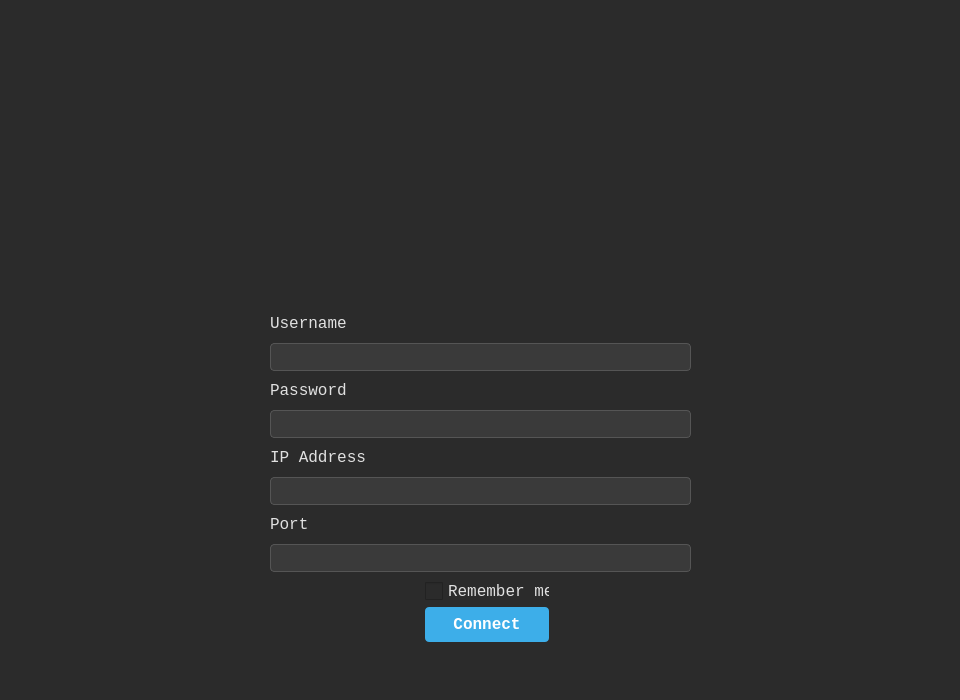
Before: the Qt Designer form mainwindow.ui in Xeressa7/so_drive, drawn with Qt 5.
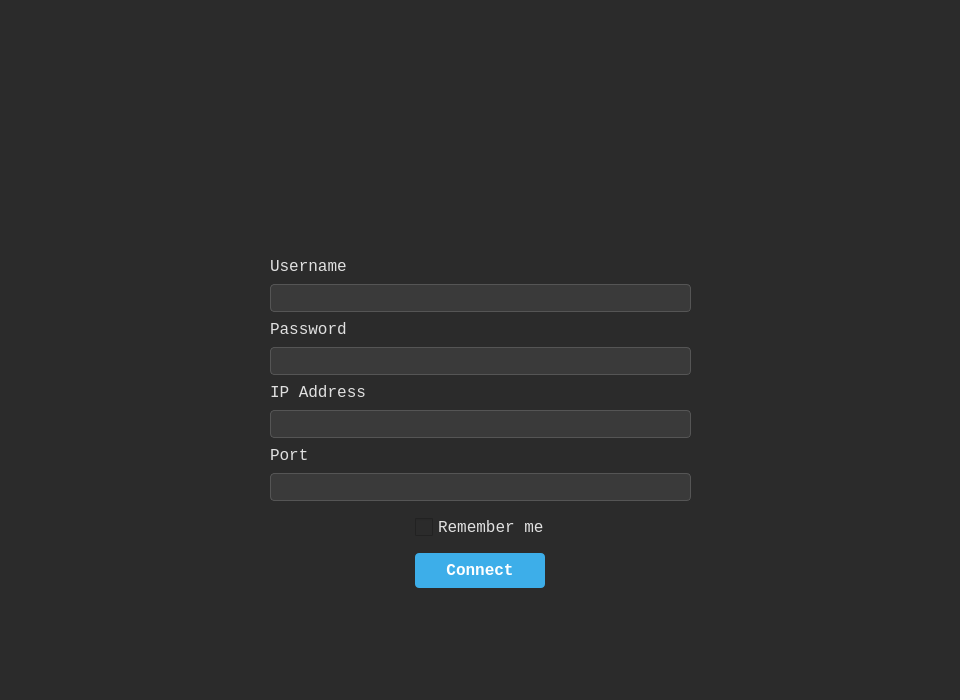
After: the same form once the commit is applied. Icons and pictures are not drawn.

Commit message:
Fix responsive layout: replace absolute positioning with Qt layouts
mainwindow.ui and filewindow.ui had all widgets at fixed x/y coordinates
with no top-level layout on the container, causing widgets to stay frozen
when the window was resized. Changed to:
- centralwidget: QVBoxLayout with vertical spacers and centered columns
- FileWindow: QVBoxLayout (toolbar + content) / QHBoxLayout (left + right panels)
- Left panel: fixed-width file list that fills height
- Right panel: expanding tab editor + save button

The edit to the form file:
```diff
--- a/mainwindow.ui
+++ b/mainwindow.ui
@@ -10,6 +10,12 @@
     <height>700</height>
    </rect>
   </property>
+  <property name="minimumSize">
+   <size>
+    <width>500</width>
+    <height>600</height>
+   </size>
+  </property>
   <property name="windowTitle">
    <string>SO Drive Client Login</string>
   </property>
@@ -57,35 +63,73 @@
 }</string>
   </property>
   <widget class="QWidget" name="centralwidget">
+   <layout class="QVBoxLayout" name="mainLayout">
+    <property name="spacing">
+     <number>16</number>
+    </property>
+    <property name="leftMargin">
+     <number>20</number>
+    </property>
+    <property name="topMargin">
+     <number>20</number>
+    </property>
+    <property name="rightMargin">
+     <number>20</number>
+    </property>
+    <property name="bottomMargin">
+     <number>20</number>
+    </property>
+    <item>
+     <spacer name="topSpacer">
+      <property name="orientation"><enum>Qt::Vertical</enum></property>
+      <property name="sizeType"><enum>QSizePolicy::Expanding</enum></property>
+      <property name="sizeHint" stdset="0"><size><width>20</width><height>20</height></size></property>
+     </spacer>
+    </item>
+    <!-- Logo: centered with horizontal spacers -->
+    <item>
+     <layout class="QHBoxLayout" name="logoRow">
+      <item>
+       <spacer name="logoLeftSpacer">
+        <property name="orientation"><enum>Qt::Horizontal</enum></property>
+        <property name="sizeType"><enum>QSizePolicy::Expanding</enum></property>
+        <property name="sizeHint" stdset="0"><size><width>20</width><height>20</height></size></property>
+       </spacer>
+      </item>
+      <item>
    <widget class="QLabel" name="label">
-    <property name="geometry">
-     <rect>
-      <x>310</x>
-      <y>60</y>
-      <width>341</width>
-      <height>241</height>
-     </rect>
-    </property>
-    <property name="text">
-     <string/>
-    </property>
+        <property name="minimumSize"><size><width>200</width><height>150</height></size></property>
+        <property name="maximumSize"><size><width>341</width><height>241</height></size></property>
+        <property name="text"><string/></property>
     <property name="pixmap">
      <pixmap resource="resources.qrc">:/new/prefix1/images/emblem.png</pixmap>
     </property>
-    <property name="alignment">
-     <set>Qt::AlignmentFlag::AlignCenter</set>
-    </property>
-   </widget>
-   <widget class="QWidget" name="layoutWidget">
-    <property name="geometry">
-     <rect>
-      <x>270</x>
-      <y>310</y>
-      <width>421</width>
-      <height>262</height>
-     </rect>
-    </property>
-    <layout class="QVBoxLayout" name="verticalLayout">
+        <property name="alignment"><set>Qt::AlignmentFlag::AlignCenter</set></property>
+        <property name="scaledContents"><bool>true</bool></property>
+       </widget>
+      </item>
+      <item>
+       <spacer name="logoRightSpacer">
+        <property name="orientation"><enum>Qt::Horizontal</enum></property>
+        <property name="sizeType"><enum>QSizePolicy::Expanding</enum></property>
+        <property name="sizeHint" stdset="0"><size><width>20</width><height>20</height></size></property>
+       </spacer>
+      </item>
+     </layout>
+    </item>
+    <!-- Form fields: centered with horizontal spacers -->
+    <item>
+     <layout class="QHBoxLayout" name="formRow">
+      <item>
+       <spacer name="formLeftSpacer">
+        <property name="orientation"><enum>Qt::Horizontal</enum></property>
+        <property name="sizeType"><enum>QSizePolicy::Expanding</enum></property>
+        <property name="sizeHint" stdset="0"><size><width>20</width><height>20</height></size></property>
+       </spacer>
+      </item>
+      <item>
+       <layout class="QVBoxLayout" name="formLayout">
+        <property name="spacing"><number>8</number></property>
      <item>
       <layout class="QVBoxLayout" name="verticalLayout_5">
        <item>
@@ -105,7 +149,9 @@
         </widget>
        </item>
        <item>
-        <widget class="QLineEdit" name="input_username"/>
+           <widget class="QLineEdit" name="input_username">
+            <property name="minimumSize"><size><width>421</width><height>0</height></size></property>
+           </widget>
        </item>
       </layout>
      </item>
@@ -179,16 +225,27 @@
       </layout>
      </item>
     </layout>
-   </widget>
-   <widget class="QWidget" name="layoutWidget">
-    <property name="geometry">
-     <rect>
-      <x>425</x>
-      <y>581</y>
-      <width>124</width>
-      <height>62</height>
-     </rect>
-    </property>
+      </item>
+      <item>
+       <spacer name="formRightSpacer">
+        <property name="orientation"><enum>Qt::Horizontal</enum></property>
+        <property name="sizeType"><enum>QSizePolicy::Expanding</enum></property>
+        <property name="sizeHint" stdset="0"><size><width>20</width><height>20</height></size></property>
+       </spacer>
+      </item>
+     </layout>
+    </item>
+    <!-- Buttons: centered with horizontal spacers -->
+    <item>
+     <layout class="QHBoxLayout" name="buttonRow">
+      <item>
+       <spacer name="btnLeftSpacer">
+        <property name="orientation"><enum>Qt::Horizontal</enum></property>
+        <property name="sizeType"><enum>QSizePolicy::Expanding</enum></property>
+        <property name="sizeHint" stdset="0"><size><width>20</width><height>20</height></size></property>
+       </spacer>
+      </item>
+      <item>
     <layout class="QVBoxLayout" name="verticalLayout_6">
      <item>
       <widget class="QCheckBox" name="button_remember_me">
@@ -218,10 +275,24 @@
       </widget>
      </item>
     </layout>
-   </widget>
-   <zorder>layoutWidget</zorder>
-   <zorder>layoutWidget</zorder>
-   <zorder>label</zorder>
+      </item>
+      <item>
+       <spacer name="btnRightSpacer">
+        <property name="orientation"><enum>Qt::Horizontal</enum></property>
+        <property name="sizeType"><enum>QSizePolicy::Expanding</enum></property>
+        <property name="sizeHint" stdset="0"><size><width>20</width><height>20</height></size></property>
+       </spacer>
+      </item>
+     </layout>
+    </item>
+    <item>
+     <spacer name="bottomSpacer">
+      <property name="orientation"><enum>Qt::Vertical</enum></property>
+      <property name="sizeType"><enum>QSizePolicy::Expanding</enum></property>
+      <property name="sizeHint" stdset="0"><size><width>20</width><height>20</height></size></property>
+     </spacer>
+    </item>
+   </layout>
   </widget>
   <widget class="QStatusBar" name="statusbar"/>
  </widget>
```
Left out of the diff: 102 changed lines with no effect on the pictures. Lines whose indentation alone changed are shown as unchanged. The commit also changes 1 other file.
